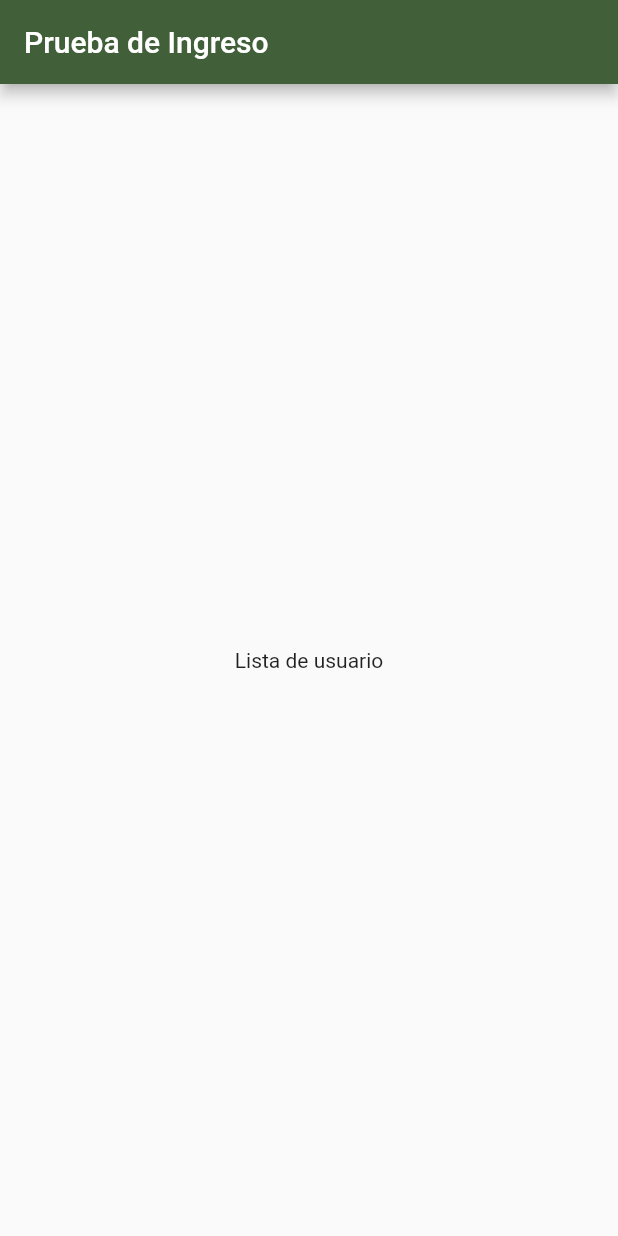
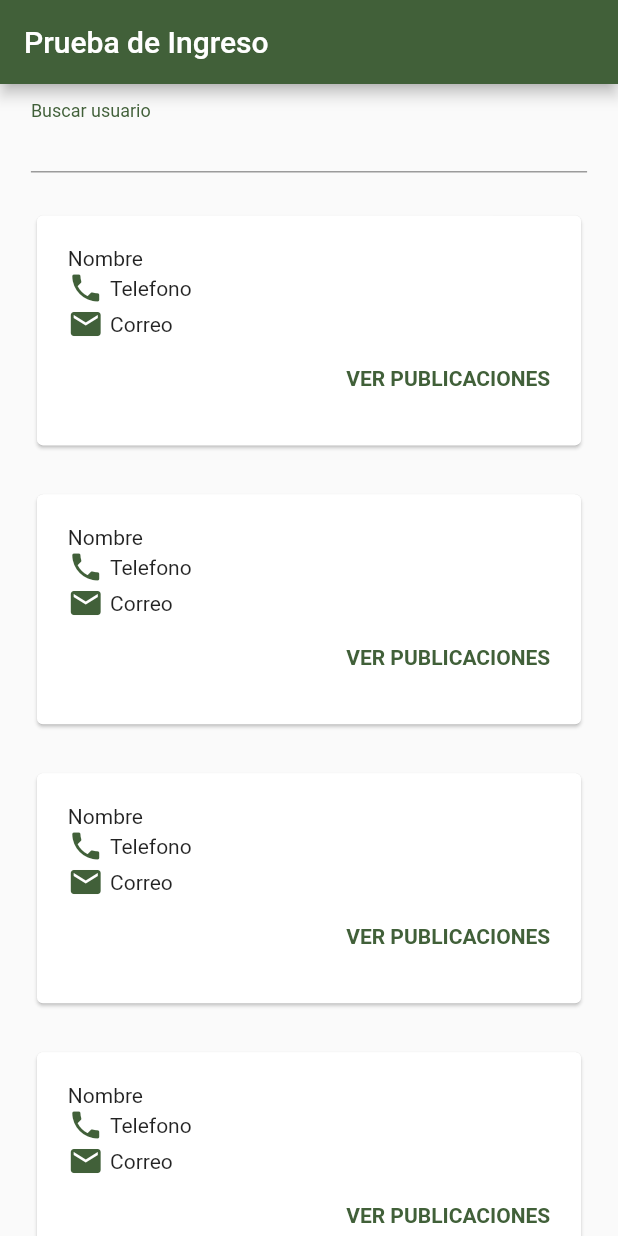
Before and after one commit to goher22/ceibaPulicaciones, a Flutter app: the screen it shows after launch, on a phone screen of 412 x 824 dp. Run offline on Flutter 3.47's test engine with Material 2 defaults, Android fonts, the phone set to English and light mode, and no system bars; our stand-ins replace flutter_dotenv.

Commit message:
Vista de lista de usuarios

```diff
--- a/lib/screens/list_user_screen.dart
+++ b/lib/screens/list_user_screen.dart
@@ -1,18 +1,46 @@
 import 'package:flutter/material.dart';
+
+import '../widgets/card_user.dart';
 
 class ListUserScreen extends StatelessWidget {
   const ListUserScreen({super.key});
 
   @override
   Widget build(BuildContext context) {
+    final size = MediaQuery.of(context).size;
     return SafeArea(
       child: Scaffold(
         appBar: AppBar(
           centerTitle: false,
           title: Text("Prueba de Ingreso"),
         ),
-        body: const Center(
-          child: Text("Lista de usuario"),
+        body: Padding(
+          padding: EdgeInsets.symmetric(horizontal: size.width * 0.05),
+          child: Column(
+            children: [
+              TextField(
+                decoration: InputDecoration(
+                  floatingLabelBehavior: FloatingLabelBehavior.always,
+                  floatingLabelStyle: TextStyle(
+                    color: Theme.of(context).primaryColor,
+                  ),
+                  labelStyle: TextStyle(color: Theme.of(context).primaryColor),
+                  labelText: "Buscar usuario",
+                ),
+                onChanged: (value) {},
+              ),
+              Expanded(
+                child: ListView.builder(
+                  itemBuilder: (context, index) {
+                    return Padding(
+                      padding: EdgeInsets.only(top: size.height * 0.03),
+                      child: const CardUser(),
+                    );
+                  },
+                ),
+              )
+            ],
+          ),
         ),
       ),
     );
--- /dev/null
+++ b/lib/widgets/card_user.dart
@@ -0,0 +1,63 @@
+import 'package:flutter/material.dart';
+
+class CardUser extends StatelessWidget {
+  const CardUser({super.key});
+
+  @override
+  Widget build(BuildContext context) {
+    final size = MediaQuery.of(context).size;
+    return Card(
+      child: Padding(
+        padding: EdgeInsets.symmetric(
+          horizontal: size.width * 0.05,
+          vertical: size.height * 0.025,
+        ),
+        child: Column(
+          crossAxisAlignment: CrossAxisAlignment.start,
+          mainAxisSize: MainAxisSize.min,
+          children: [
+            Text("Nombre"),
+            Row(
+              children: [
+                Icon(
+                  Icons.phone,
+                  color: Theme.of(context).primaryColor,
+                ),
+                SizedBox(
+                  width: size.width * 0.01,
+                ),
+                Text("Telefono"),
+              ],
+            ),
+            Row(
+              children: [
+                Icon(
+                  Icons.email,
+                  color: Theme.of(context).primaryColor,
+                ),
+                SizedBox(
+                  width: size.width * 0.01,
+                ),
+                Text("Correo"),
+              ],
+            ),
+            Align(
+              alignment: Alignment.bottomRight,
+              child: MaterialButton(
+                padding: EdgeInsets.zero,
+                child: Text(
+                  "VER PUBLICACIONES",
+                  style: TextStyle(
+                    color: Theme.of(context).primaryColor,
+                    fontWeight: FontWeight.bold,
+                  ),
+                ),
+                onPressed: () {},
+              ),
+            ),
+          ],
+        ),
+      ),
+    );
+  }
+}
```
